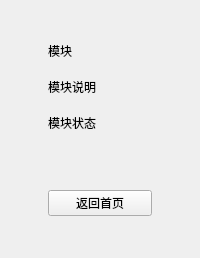
The window that ui/moduleplaceholderpage.ui (wlc2452282501/Easy-CV) describes before a commit, drawn with Qt 5.
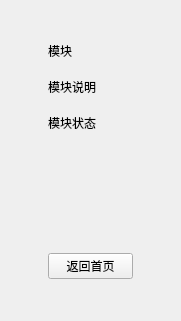
The same window after the commit.

Diff of the .ui file:
```diff
--- a/ui/moduleplaceholderpage.ui
+++ b/ui/moduleplaceholderpage.ui
@@ -2,6 +2,14 @@
 <ui version="4.0">
  <class>ModulePlaceholderPage</class>
  <widget class="QWidget" name="ModulePlaceholderPage">
+  <property name="geometry">
+   <rect>
+    <x>0</x>
+    <y>0</y>
+    <width>181</width>
+    <height>321</height>
+   </rect>
+  </property>
   <layout class="QVBoxLayout" name="layout">
    <property name="leftMargin"><number>48</number></property>
    <property name="topMargin"><number>42</number></property>
```
Left out of the diff: 83 changed lines with no effect on the pictures.
